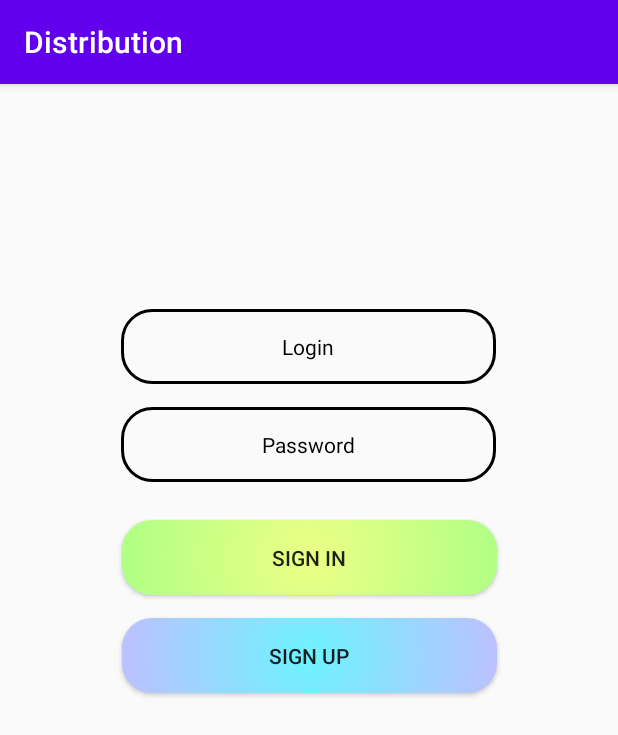
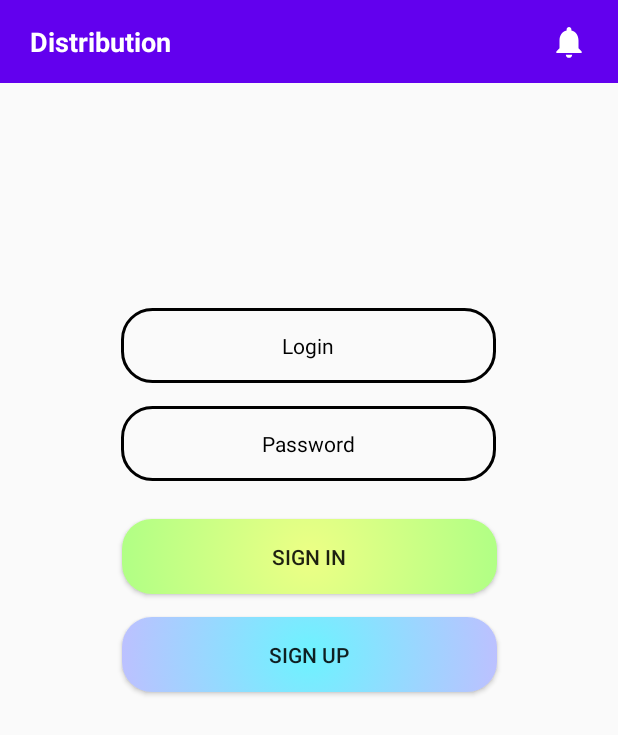
Before and after one commit to KolyaFedorenko/Distribution, an Android app: the screen it shows after launch (ManagerActivity), on a phone screen of 412 x 824 dp. Shown: the top 735 px of the screen. Run offline under Robolectric (Android 15) with nearby library versions, the phone set to English and light mode, and no system bars; our stand-ins replace Firebase (no records; nobody signed in at launch, a user with empty details on screens opened directly); libraries missing offline, so code that uses them is left out: com.github.mikephil.charting.

Commit message:
Edited the markup for the fragment with notifications

```diff
--- /dev/null
+++ b/app/src/main/res/drawable/ic_baseline_assignment_ind.xml
@@ -0,0 +1,10 @@
+<vector xmlns:android="http://schemas.android.com/apk/res/android"
+        android:width="24dp"
+        android:height="24dp"
+        android:viewportWidth="24.0"
+        android:viewportHeight="24.0"
+        android:tint="?attr/colorControlNormal">
+    <path
+        android:fillColor="@android:color/white"
+        android:pathData="M19,3h-4.18C14.4,1.84 13.3,1 12,1c-1.3,0 -2.4,0.84 -2.82,2L5,3c-1.1,0 -2,0.9 -2,2v14c0,1.1 0.9,2 2,2h14c1.1,0 2,-0.9 2,-2L21,5c0,-1.1 -0.9,-2 -2,-2zM12,3c0.55,0 1,0.45 1,1s-0.45,1 -1,1 -1,-0.45 -1,-1 0.45,-1 1,-1zM12,7c1.66,0 3,1.34 3,3s-1.34,3 -3,3 -3,-1.34 -3,-3 1.34,-3 3,-3zM18,19L6,19v-1.4c0,-2 4,-3.1 6,-3.1s6,1.1 6,3.1L18,19z"/>
+</vector>
--- /dev/null
+++ b/app/src/main/res/drawable/ic_baseline_notifications.xml
@@ -0,0 +1,10 @@
+<vector xmlns:android="http://schemas.android.com/apk/res/android"
+        android:width="24dp"
+        android:height="24dp"
+        android:viewportWidth="24.0"
+        android:viewportHeight="24.0"
+        android:tint="?attr/colorControlNormal">
+    <path
+        android:fillColor="@android:color/white"
+        android:pathData="M12,22c1.1,0 2,-0.9 2,-2h-4c0,1.1 0.89,2 2,2zM18,16v-5c0,-3.07 -1.64,-5.64 -4.5,-6.32L13.5,4c0,-0.83 -0.67,-1.5 -1.5,-1.5s-1.5,0.67 -1.5,1.5v0.68C7.63,5.36 6,7.92 6,11v5l-2,2v1h16v-1l-2,-2z"/>
+</vector>
--- a/app/src/main/res/layout/activity_manager.xml
+++ b/app/src/main/res/layout/activity_manager.xml
@@ -7,10 +7,44 @@
     android:layout_height="match_parent"
     tools:context=".ManagerActivity">
 
+    <androidx.constraintlayout.widget.ConstraintLayout
+        android:id="@+id/clActionBar"
+        android:layout_width="match_parent"
+        android:layout_height="55dp"
+        android:background="@color/colorPrimary"
+        app:layout_constraintTop_toTopOf="parent">
+
+        <TextView
+            android:layout_width="wrap_content"
+            android:layout_height="wrap_content"
+            android:text="@string/app_name"
+            android:textColor="#FFFFFF"
+            android:textStyle="bold"
+            android:textSize="18sp"
+            android:paddingVertical="15dp"
+            android:layout_marginStart="20dp"
+            app:layout_constraintStart_toStartOf="parent"
+            app:layout_constraintTop_toTopOf="parent"/>
+
+        <ImageView
+            android:id="@+id/imageNotifications"
+            android:layout_width="25dp"
+            android:layout_height="25dp"
+            android:background="@drawable/ic_baseline_notifications"
+            android:backgroundTint="#FFFFFF"
+            android:layout_marginVertical="15dp"
+            app:layout_constraintTop_toTopOf="parent"
+            app:layout_constraintEnd_toEndOf="parent"
+            android:layout_marginEnd="20dp"/>
+
+    </androidx.constraintlayout.widget.ConstraintLayout>
+
     <FrameLayout
         android:id="@+id/container"
         android:layout_width="match_parent"
-        android:layout_height="match_parent" />
+        android:layout_height="match_parent"
+        app:layout_constraintTop_toBottomOf="@+id/clActionBar"
+        android:layout_marginTop="55dp"/>
 
     <com.google.android.material.bottomnavigation.BottomNavigationView
         android:id="@+id/bottomNavigation"
--- a/app/src/main/res/layout/fragment_task_list.xml
+++ b/app/src/main/res/layout/fragment_task_list.xml
@@ -7,12 +7,11 @@
     android:layout_height="match_parent"
     tools:context=".TaskListFragment">
 
-
     <ListView
         android:id="@+id/listTasks"
         android:scrollbars="none"
         android:layout_width="322dp"
-        android:layout_height="410dp"
+        android:layout_height="425dp"
         android:layout_marginTop="20dp"
         android:background="@drawable/rounded_item"
         app:layout_constraintEnd_toEndOf="parent"
--- a/app/src/main/res/values/styles.xml
+++ b/app/src/main/res/values/styles.xml
@@ -1,6 +1,6 @@
 <resources>
     <!-- Base application theme. -->
-    <style name="AppTheme" parent="Theme.AppCompat.Light.DarkActionBar">
+    <style name="AppTheme" parent="Theme.AppCompat.Light.NoActionBar">
         <!-- Customize your theme here. -->
         <item name="colorPrimary">@color/colorPrimary</item>
         <item name="colorPrimaryDark">@color/colorPrimaryDark</item>
```
